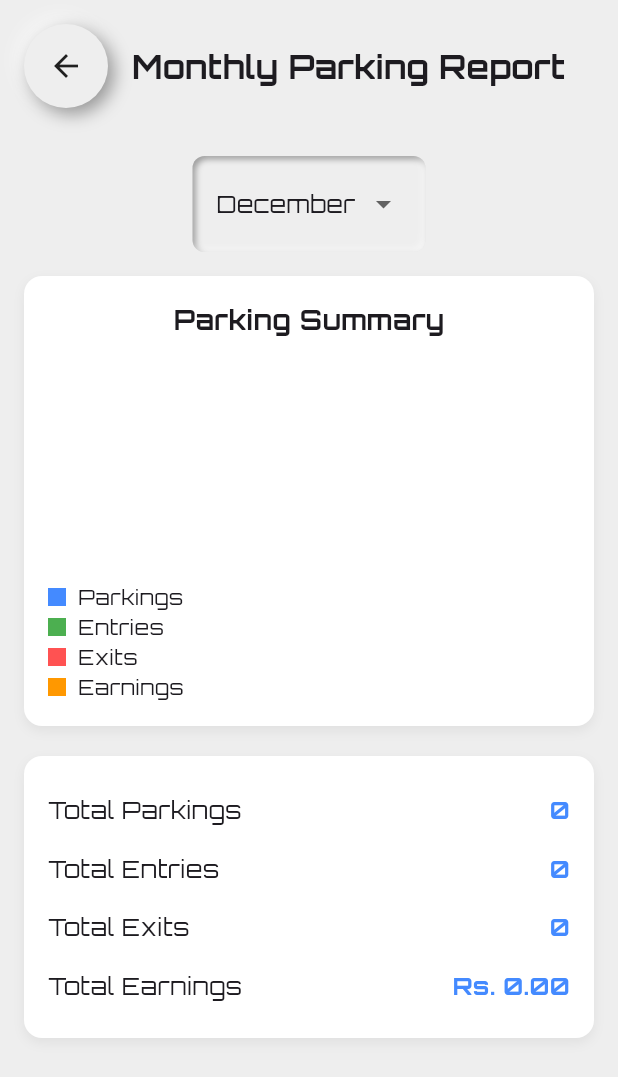
After one commit to Umaiir11/Parking-Printer, a Flutter app: the screen it shows after launch, after a tap on "Reporting", on a phone screen of 412 x 824 dp. The commit adds this screen. Shown: the top 1077 px of the screen. Run offline on Flutter 3.47's test engine with Material 3 defaults, Android fonts, the phone set to English and light mode, and no system bars; drawn by our look-alikes of fl_chart; our stand-ins replace cloud_firestore, firebase_core, flutter_animate, flutter_blue_plus, flutter_neumorphic_plus, get and 3 more; missing offline and left inert: esc_pos_utils, mobile_scanner; accounts and stored records are empty.

Commit message:
reporting

```diff
--- /dev/null
+++ b/lib/global_variables.dart
@@ -0,0 +1,3 @@
+class GlobalVariables {
+  static double gbRatePerHour = 50.0;
+}
--- a/lib/repo/parking_repo.dart
+++ b/lib/repo/parking_repo.dart
@@ -1,5 +1,6 @@
 import 'package:cloud_firestore/cloud_firestore.dart';
 import 'package:get/get_state_manager/src/simple/get_controllers.dart';
+import 'package:intl/intl.dart';
 import '../models/parking_model.dart';
 
 class ParkingRepository extends GetxController {
@@ -40,7 +41,39 @@ class ParkingRepository extends GetxController {
       'parkingDuration': parkingDuration,
     });
   }
+  Future<Map<String, dynamic>> fetchMonthlyData(String monthKey) async {
+    final querySnapshot = await _firestore.collection('parkings').get();
 
+    Map<String, dynamic> report = {
+      'totalSlots': 0,
+      'totalIn': 0,
+      'totalOut': 0,
+      'totalEarnings': 0.0,
+      'dailyEarnings': <String, double>{},
+    };
+
+    for (var doc in querySnapshot.docs) {
+      final data = doc.data();
+      final entryTime = (data['entryTime'] as Timestamp).toDate();
+      final exitTime = data['exitTime'] != null ? (data['exitTime'] as Timestamp).toDate() : null;
+
+      // Extract month name
+      String docMonth = DateFormat('MMMM').format(entryTime); // Example: "August"
+
+      if (docMonth == monthKey) {
+        report['totalSlots'] += 1;
+        report['totalIn'] += 1;
+        if (exitTime != null) {
+          report['totalOut'] += 1;
+          report['totalEarnings'] += (data['totalAmount'] ?? 0.0);
+
+          final day = exitTime.day.toString();
+          report['dailyEarnings'][day] = (report['dailyEarnings'][day] ?? 0) + (data['totalAmount'] ?? 0.0);
+        }
+      }
+    }
+    return report;
+  }
   double _calculateTotal(DateTime entryTime, DateTime exitTime) {
     final duration = exitTime.difference(entryTime).inHours;
     return duration * 100.0; // Rs. 100 per hour
@@ -56,4 +89,7 @@ class ParkingRepository extends GetxController {
     // Format the duration as "X hours Y minutes Z days"
     return '$hours hour${hours != 1 ? 's' : ''} $minutes minute${minutes != 1 ? 's' : ''} ${days > 0 ? '$days day${days > 1 ? 's' : ''}' : ''}'.trim();
   }
+
+
+
 }
--- a/lib/view/home_view.dart
+++ b/lib/view/home_view.dart
@@ -2,6 +2,7 @@ import 'package:flutter_neumorphic_plus/flutter_neumorphic.dart';
 import 'package:flutter/material.dart';
 import 'package:get/get.dart';
 import 'package:parkingapp/view/parking_form.dart';
+import 'package:parkingapp/view/parking_report_view.dart';
 import 'package:parkingapp/view/parking_stats_view.dart';
 import 'package:parkingapp/view/printers_view.dart';
 import 'package:parkingapp/view/scan_view.dart';
@@ -35,7 +36,14 @@ class HomeView extends StatelessWidget {
               onPressed: () => Get.to(() => ParkingStatsView()),
 
               text: 'Stats',
-              icon: LucideIcons.piggyBank,
+              icon: LucideIcons.calculator,
+            ),
+            SizedBox(height: 20),
+            _neumorphicButton(
+              onPressed: () => Get.to(() => MonthlyParkingReportView()),
+
+              text: 'Reporting',
+              icon: LucideIcons.calendar,
             ),
             SizedBox(height: 20),
 
--- /dev/null
+++ b/lib/view/parking_report_view.dart
@@ -0,0 +1,198 @@
+import 'package:fl_chart/fl_chart.dart';
+import 'package:flutter/cupertino.dart';
+import 'package:flutter_neumorphic_plus/flutter_neumorphic.dart';
+import 'package:get/get.dart';
+import 'package:intl/intl.dart';
+import 'package:lucide_icons/lucide_icons.dart';
+import '../view_model/parking_viewmodel.dart';
+
+class MonthlyParkingReportView extends StatefulWidget {
+  @override
+  State<MonthlyParkingReportView> createState() => _MonthlyParkingReportViewState();
+}
+
+class _MonthlyParkingReportViewState extends State<MonthlyParkingReportView> {
+  final ParkingViewModel vm = Get.find();
+  void initState() {
+    // TODO: implement initState
+    super.initState();
+
+    if (vm.monthsList.isNotEmpty) {
+      vm.selectedMonth.value = vm.monthsList.last;
+      vm.fetchMonthlyData(vm.selectedMonth.value);
+    }
+  }
+
+  @override
+  Widget build(BuildContext context) {
+    return Scaffold(
+      backgroundColor: NeumorphicTheme.baseColor(context),
+      appBar: NeumorphicAppBar(
+        title: Text(
+          'Monthly Parking Report',
+          style: TextStyle(fontWeight: FontWeight.bold, fontSize: 22),
+        ),
+        centerTitle: true,
+      ),
+      body: Padding(
+        padding: EdgeInsets.all(16),
+        child: Column(
+          children: [
+            Obx(() => _buildMonthDropdown()), // Dropdown for Month Selection
+            SizedBox(height: 16),
+            Obx(() {
+              if (vm.isReportLoading.value) return Center(child: CupertinoActivityIndicator());
+              if (vm.reportData.isEmpty) return Center(child: Text("No data available"));
+
+              return Column(
+                children: [
+                  _buildSummaryChart(), // Graph of Daily Earnings
+                  SizedBox(height: 20),
+                  _buildSummaryCard(),
+                ],
+              );
+            }),
+          ],
+        ),
+      ),
+    );
+  }
+
+  Widget _buildMonthDropdown() {
+    return Neumorphic(
+      padding: EdgeInsets.symmetric(horizontal: 16, vertical: 8),
+      style: NeumorphicStyle(depth: -4, intensity: 0.8),
+      child: DropdownButtonHideUnderline(
+        child: DropdownButton<String>(
+          value: vm.selectedMonth.value,
+          items: vm.monthsList.map((month) {
+            return DropdownMenuItem(
+              value: month,
+              child: Text(month), // No need to format
+            );
+          }).toList(),
+          onChanged: (newMonth) {
+            if (newMonth != null) vm.fetchMonthlyData(newMonth);
+          },
+        ),
+      ),
+    );
+  }
+
+
+
+
+  Widget _buildSummaryChart() {
+    final report = vm.reportData;
+
+    final sections = [
+      PieChartSectionData(
+        color: Colors.blueAccent,
+        value: (report['totalSlots'] ?? 0).toDouble(),
+        title: 'Parkings',
+        radius: 50,
+      ),
+      PieChartSectionData(
+        color: Colors.green,
+        value: (report['totalIn'] ?? 0).toDouble(),
+        title: 'Entries',
+        radius: 45,
+      ),
+      PieChartSectionData(
+        color: Colors.redAccent,
+        value: (report['totalOut'] ?? 0).toDouble(),
+        title: 'Exits',
+        radius: 40,
+      ),
+      PieChartSectionData(
+        color: Colors.orange,
+        value: (report['totalEarnings'] ?? 0).toDouble(),
+        title: 'Earnings',
+        radius: 55,
+      ),
+    ];
+
+    return Container(
+      height: 300,
+      padding: EdgeInsets.all(16),
+      decoration: BoxDecoration(
+        borderRadius: BorderRadius.circular(12),
+        color: Colors.white,
+        boxShadow: [BoxShadow(color: Colors.grey.shade300, blurRadius: 6, offset: Offset(0, 3))],
+      ),
+      child: Column(
+        children: [
+          Text("Parking Summary", style: TextStyle(fontSize: 18, fontWeight: FontWeight.bold)),
+          SizedBox(height: 16),
+          Expanded(
+            child: PieChart(
+              PieChartData(
+                sections: sections,
+                borderData: FlBorderData(show: false),
+                sectionsSpace: 2,
+                centerSpaceRadius: 40,
+              ),
+            ),
+          ),
+          SizedBox(height: 10),
+          _buildLegend(),
+        ],
+      ),
+    );
+  }
+
+  Widget _buildLegend() {
+    return Column(
+      children: [
+        _buildLegendItem("Parkings", Colors.blueAccent),
+        _buildLegendItem("Entries", Colors.green),
+        _buildLegendItem("Exits", Colors.redAccent),
+        _buildLegendItem("Earnings", Colors.orange),
+      ],
+    );
+  }
+
+  Widget _buildLegendItem(String title, Color color) {
+    return Row(
+      mainAxisAlignment: MainAxisAlignment.start,
+      children: [
+        Container(width: 12, height: 12, color: color),
+        SizedBox(width: 8),
+        Text(title, style: TextStyle(fontSize: 14)),
+      ],
+    );
+  }
+
+    Widget _buildSummaryCard() {
+      final report = vm.reportData;
+      return Container(
+        padding: EdgeInsets.all(16),
+        decoration: BoxDecoration(
+          borderRadius: BorderRadius.circular(12),
+          color: Colors.white,
+          boxShadow: [BoxShadow(color: Colors.grey.shade300, blurRadius: 6, offset: Offset(0, 3))],
+        ),
+        child: Column(
+          children: [
+            _buildDetailRow('Total Parkings', report['totalSlots'].toString()),
+            _buildDetailRow('Total Entries', report['totalIn'].toString()),
+            _buildDetailRow('Total Exits', report['totalOut'].toString()),
+            _buildDetailRow('Total Earnings', "Rs. ${report['totalEarnings'].toStringAsFixed(2)}"),
+          ],
+        ),
+      );
+    }
+
+    Widget _buildDetailRow(String title, String value) {
+      return Padding(
+        padding: const EdgeInsets.symmetric(vertical: 8),
+        child: Row(
+          mainAxisAlignment: MainAxisAlignment.spaceBetween,
+          children: [
+            Text(title, style: TextStyle(fontSize: 16, fontWeight: FontWeight.w500)),
+            Text(value, style: TextStyle(fontSize: 16, fontWeight: FontWeight.bold, color: Colors.blueAccent)),
+          ],
+        ),
+      );
+    }
+}
--- a/lib/view_model/parking_viewmodel.dart
+++ b/lib/view_model/parking_viewmodel.dart
@@ -2,10 +2,13 @@ import 'package:get/get.dart';
 import 'package:intl/intl.dart';
 import 'package:parkingapp/global_variables.dart';
 import '../models/parking_model.dart';
+import '../models/parking_stats.dart';
 import '../repo/parking_repo.dart';
 import '../repo/parking_stats_repo.dart';
 
 class ParkingViewModel extends GetxController {
+  final RxList<Map<String, dynamic>> monthlyReports = <Map<String, dynamic>>[].obs;
+
   final ParkingRepository _parkingRepo = ParkingRepository();
   final ParkingStatsRepository _repo = ParkingStatsRepository();
   final Rx<ParkingModel> currentParking = ParkingModel().obs;
@@ -18,7 +21,23 @@ class ParkingViewModel extends GetxController {
   final RxInt totalIn = 0.obs;
   final RxInt totalOut = 0.obs;
 
-  final RxBool isFetching = false.obs;  // New variable for displaying hours, minutes, and days
+  final RxBool isFetching = false.obs;
+  final RxBool isReportLoading = false.obs;
+  var monthsList = <String>[
+    'January', 'February', 'March', 'April', 'May', 'June',
+    'July', 'August', 'September', 'October', 'November', 'December'
+  ].obs;
+  var selectedMonth = ''.obs;
+  var reportData = <String, dynamic>{}.obs;
+
+  Future<void> fetchMonthlyData(String month) async {
+    isReportLoading.value = true;
+    selectedMonth.value = month;
+    reportData.value = await _parkingRepo.fetchMonthlyData(month);
+    isReportLoading.value = false;
+  }
+
+
 
   Future<void> fetchParkingStats() async {
     isFetching.value = true;
@@ -35,7 +54,7 @@ class ParkingViewModel extends GetxController {
     }
   }
 
-  static const double perHourRate = 50.0;
+  static const double perHourRate = 5.0;
 
 
 
--- a/pubspec.yaml
+++ b/pubspec.yaml
@@ -50,6 +50,7 @@ dependencies:
   flutter_animate: ^4.5.2
   flutter_blue_plus: ^1.35.2
   permission_handler: any
+  fl_chart: ^0.70.2
 dev_dependencies:
   flutter_test:
     sdk: flutter
```
Also changed, not shown: lib/models/parking_stats.dart (added, +23 -0 lines), lib/repo/parking_stats_repo.dart (added, +25 -0 lines), lib/view/parking_stats_view.dart (added, +95 -0 lines), pubspec.lock.
